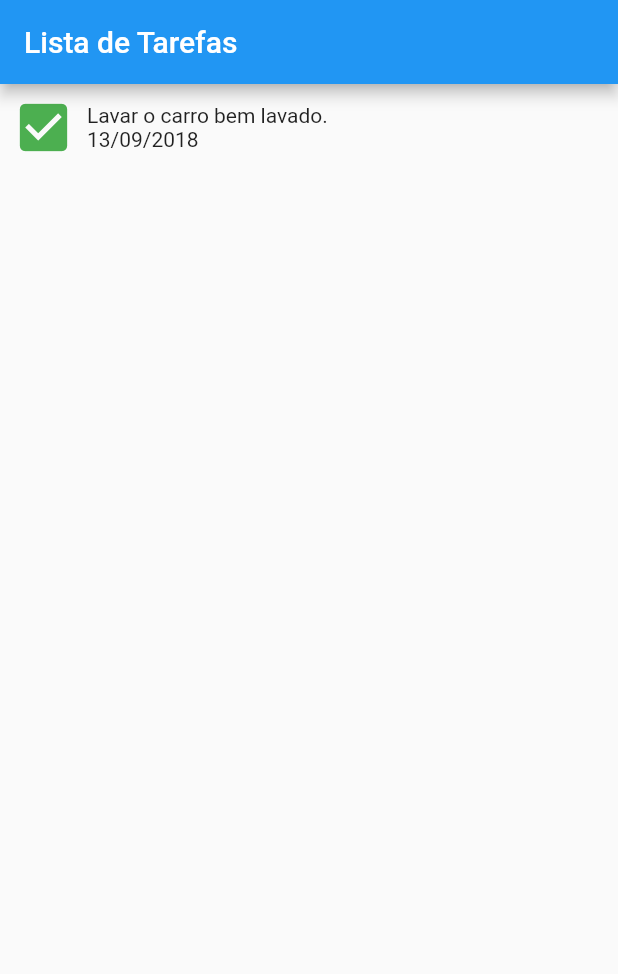
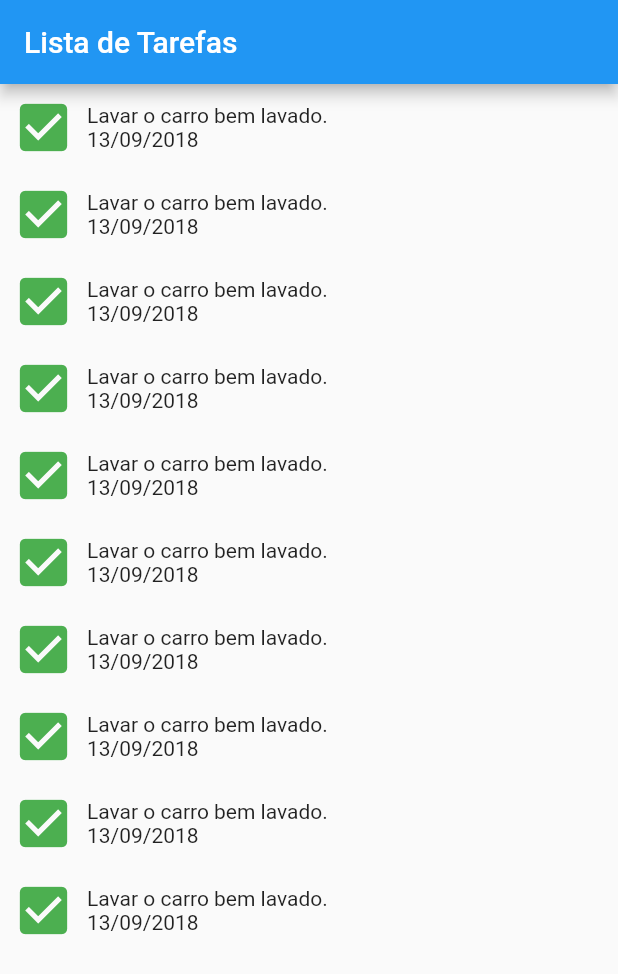
Before and after one commit to FRafaelBarbosa/Lista-Tarefas-App, a Flutter app: the screen it shows after launch, on a phone screen of 412 x 824 dp. Shown: the top 974 px of the screen. Run offline on Flutter 3.47's test engine with Material 2 defaults, Android fonts, the phone set to English and light mode, and no system bars.

Commit message:
Viewlist and rows for checklist

```diff
--- a/lib/main.dart
+++ b/lib/main.dart
@@ -14,6 +14,27 @@ class ListaTarefasApp extends StatelessWidget {
 }
 
 class ListaScreen extends StatelessWidget {
+
+  Widget getItem() {
+      return Row(
+      crossAxisAlignment: CrossAxisAlignment.center,
+      children: [
+        IconButton(
+          icon: Icon(Icons.check_box, color: Colors.green),
+          iconSize: 42.0,
+          onPressed: () { },
+        ),
+        Column(
+          crossAxisAlignment: CrossAxisAlignment.start,
+          children: <Widget> [
+            Text("Lavar o carro bem lavado."),
+            Text("13/09/2018")
+          ]
+        )
+      ]
+    );
+  }
+
   @override
   Widget build(BuildContext context) {
     return Scaffold(
@@ -24,25 +45,24 @@ class ListaScreen extends StatelessWidget {
           mainAxisAlignment: MainAxisAlignment.center,
           mainAxisSize: MainAxisSize.min,
           children: <Widget>[
-            Row(
-              crossAxisAlignment: CrossAxisAlignment.center,
-              children: [
-                IconButton(
-                  icon: Icon(Icons.check_box, color: Colors.green),
-                  iconSize: 42.0,
-                  onPressed: () { },
-                ),
-                Column(
-                  crossAxisAlignment: CrossAxisAlignment.start,
-                  children: <Widget> [
-                    Text("Lavar o carro bem lavado."),
-                    Text("13/09/2018")
-                  ]
-                )
-              ]
+            Expanded(
+              child: ListView(
+                children: <Widget>[
+                  getItem(),
+                  getItem(),
+                  getItem(),
+                  getItem(),
+                  getItem(),
+                  getItem(),
+                  getItem(),
+                  getItem(),
+                  getItem(),
+                  getItem(),
+                ],
+              )
             )
           ],
-        ),
+        )
       );
   }
 }
```
